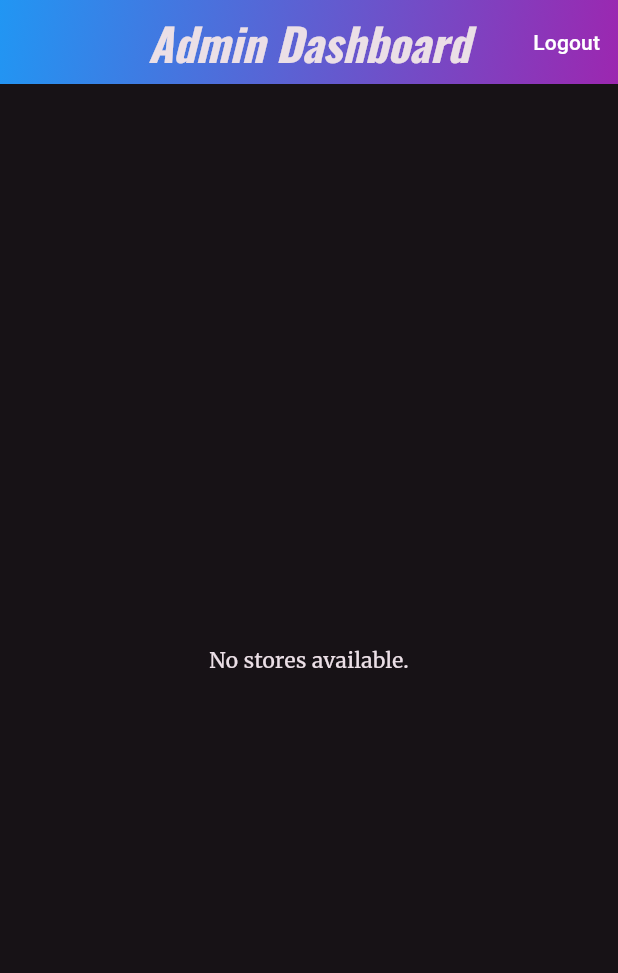
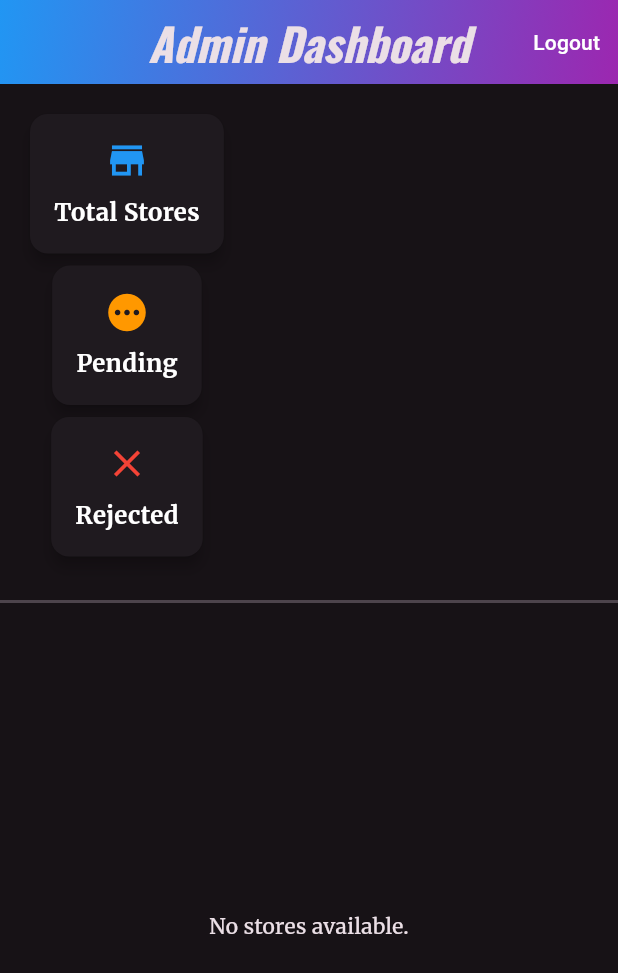
Before and after one commit to rhtmahour/go90Stores, a Flutter app: the AdminDashboard screen opened directly, on a phone screen of 412 x 824 dp. Shown: the top 973 px of the screen. Run offline on Flutter 3.47's test engine with Material 3 defaults, Android fonts, the phone set to English and light mode, and no system bars; our stand-ins replace cloud_firestore, firebase_auth, firebase_core, google_fonts, image_picker; accounts and stored records are empty.

Commit message:
code on date 01-01-2025

```diff
--- a/lib/admindashboard.dart
+++ b/lib/admindashboard.dart
@@ -53,6 +53,8 @@ class AdminDashboard extends StatelessWidget {
 
   @override
   Widget build(BuildContext context) {
+    final screenWidth = MediaQuery.of(context).size.width;
+
     return Scaffold(
       appBar: AppBar(
         centerTitle: true,
@@ -79,19 +81,62 @@ class AdminDashboard extends StatelessWidget {
           ),
         ],
       ),
-      body: StreamBuilder<QuerySnapshot>(
-        stream: FirebaseFirestore.instance.collection('stores').snapshots(),
+      body: Column(
+        crossAxisAlignment: CrossAxisAlignment.start,
+        children: <Widget>[
+          // Dashboard Summary
+          Padding(
+            padding: const EdgeInsets.all(16.0),
+            child: LayoutBuilder(
+              builder: (context, constraints) {
+                // Adapt the summary cards to the available width
+                final isWideScreen = constraints.maxWidth > 600;
+                return Flex(
+                  direction: isWideScreen ? Axis.horizontal : Axis.vertical,
+                  mainAxisAlignment: isWideScreen
+                      ? MainAxisAlignment.spaceEvenly
+                      : MainAxisAlignment.center,
+                  children: <Widget>[
+                    _buildSummaryCard("Total Stores", Icons.store, Colors.blue),
+                    _buildSummaryCard("Pending", Icons.pending, Colors.orange),
+                    _buildSummaryCard("Rejected", Icons.close, Colors.red),
+                  ],
+                );
+              },
+            ),
+          ),
+          const Divider(height: 20, thickness: 2),
+          // Split the UI into two sections (Stores and Activities)
+          Expanded(
+            child: LayoutBuilder(
+              builder: (context, constraints) {
+                final isWideScreen = constraints.maxWidth > 800;
+
+                return Row(
+                  children: [
+                    // Left side - Stores List
+                    Flexible(
+                      flex: 2,
+                      child: StreamBuilder<QuerySnapshot>(
+                        stream: FirebaseFirestore.instance
+                            .collection('stores')
+                            .snapshots(),
                         builder: (context, snapshot) {
-          if (snapshot.connectionState == ConnectionState.waiting) {
-            return const Center(child: CircularProgressIndicator());
+                          if (snapshot.connectionState ==
+                              ConnectionState.waiting) {
+                            return const Center(
+                                child: CircularProgressIndicator());
                           }
 
                           if (snapshot.hasError) {
-            return const Center(child: Text('Error loading store data.'));
+                            return const Center(
+                                child: Text('Error loading store data.'));
                           }
 
-          if (!snapshot.hasData || snapshot.data!.docs.isEmpty) {
-            return const Center(child: Text('No stores available.'));
+                          if (!snapshot.hasData ||
+                              snapshot.data!.docs.isEmpty) {
+                            return const Center(
+                                child: Text('No stores available.'));
                           }
 
                           final storeDocs = snapshot.data!.docs;
@@ -107,12 +152,12 @@ class AdminDashboard extends StatelessWidget {
                               final gstNumber = data['gstNumber'] ?? 'N/A';
 
                               return Padding(
-                padding:
-                    const EdgeInsets.symmetric(horizontal: 8.0, vertical: 5.0),
+                                padding: const EdgeInsets.symmetric(
+                                    horizontal: 8.0, vertical: 5.0),
                                 child: Card(
-                  elevation: 8,
+                                  elevation: 4,
                                   shape: RoundedRectangleBorder(
-                    borderRadius: BorderRadius.circular(15),
+                                    borderRadius: BorderRadius.circular(12),
                                   ),
                                   child: ListTile(
                                     onTap: () {
@@ -123,11 +168,9 @@ class AdminDashboard extends StatelessWidget {
                                       radius: 30,
                                       backgroundImage: imageUrl != null
                                           ? NetworkImage(imageUrl)
-                          : const AssetImage('assets/placeholder.png')
+                                          : const AssetImage(
+                                                  'assets/placeholder.png')
                                               as ImageProvider,
-                      onBackgroundImageError: (_, __) {
-                        // Fallback to placeholder image
-                      },
                                       child: imageUrl == null
                                           ? const Icon(Icons.store,
                                               size: 30, color: Colors.white)
@@ -142,8 +185,8 @@ class AdminDashboard extends StatelessWidget {
                                             fontSize: 16,
                                           ),
                                         ),
-                        if (data['approved'] ==
-                            true) // Check if the store is verified
+                                        const SizedBox(width: 8),
+                                        if (data['approved'] == true)
                                           const Icon(
                                             Icons.verified,
                                             color: Colors.blue,
@@ -152,11 +195,17 @@ class AdminDashboard extends StatelessWidget {
                                         else if (data['pending'] == true)
                                           const Icon(
                                             Icons.pending,
+                                            color: Colors.orange,
+                                            size: 18,
+                                          )
+                                        else if (data['rejected'] == true)
+                                          const Icon(
+                                            Icons.close,
                                             color: Colors.red,
                                             size: 18,
                                           )
                                         else
-                          const SizedBox.shrink()
+                                          const SizedBox.shrink(),
                                       ],
                                     ),
                                     subtitle: Text('GST Number: $gstNumber'),
@@ -166,75 +215,7 @@ class AdminDashboard extends StatelessWidget {
                                         color: Colors.grey,
                                       ),
                                       onSelected: (String value) async {
-                        if (value == 'Approved') {
-                          try {
-                            await FirebaseFirestore.instance
-                                .collection('stores')
-                                .doc(store
-                                    .id) // Use the document ID to identify the store
-                                .update({
-                              'approved': true
-                            }); // Update the verified status
-
-                            ScaffoldMessenger.of(context).showSnackBar(
-                              const SnackBar(
-                                content: Text("Store marked as Approved."),
-                                backgroundColor: Colors.green,
-                              ),
-                            );
-                          } catch (e) {
-                            ScaffoldMessenger.of(context).showSnackBar(
-                              SnackBar(
-                                content: Text("Error approved store: $e"),
-                                backgroundColor: Colors.red,
-                              ),
-                            );
-                          }
-                        } else if (value == 'Pending') {
-                          try {
-                            await FirebaseFirestore.instance
-                                .collection('stores')
-                                .doc(store.id)
-                                .update({'approved': false, 'pending': true});
-
-                            ScaffoldMessenger.of(context).showSnackBar(
-                              const SnackBar(
-                                content: Text("Store marked as Pending."),
-                                backgroundColor: Colors.red,
-                              ),
-                            );
-                          } catch (e) {
-                            ScaffoldMessenger.of(context).showSnackBar(
-                              SnackBar(
-                                content:
-                                    Text("Error marking store as Pending: $e"),
-                                backgroundColor: Colors.red,
-                              ),
-                            );
-                          }
-                        } else if (value == 'Rejected') {
-                          try {
-                            await FirebaseFirestore.instance
-                                .collection('stores')
-                                .doc(store
-                                    .id) // Use the document ID to identify the store
-                                .delete();
-
-                            ScaffoldMessenger.of(context).showSnackBar(
-                              const SnackBar(
-                                content: Text("Store Rejected successfully."),
-                                backgroundColor: Colors.red,
-                              ),
-                            );
-                          } catch (e) {
-                            ScaffoldMessenger.of(context).showSnackBar(
-                              SnackBar(
-                                content: Text("Error rejected store: $e"),
-                                backgroundColor: Colors.red,
-                              ),
-                            );
-                          }
-                        }
+                                        // Handle Approval, Pending, Rejected logic
                                       },
                                       itemBuilder: (BuildContext context) =>
                                           <PopupMenuEntry<String>>[
@@ -259,6 +240,117 @@ class AdminDashboard extends StatelessWidget {
                           );
                         },
                       ),
+                    ),
+                    // Right side - Activities
+                    if (isWideScreen)
+                      Flexible(
+                        flex: 1,
+                        child: Padding(
+                          padding: const EdgeInsets.all(16.0),
+                          child: Column(
+                            crossAxisAlignment: CrossAxisAlignment.start,
+                            children: [
+                              _buildActivityCard(
+                                title: "Total Sales",
+                                value: "\$12,345",
+                                icon: Icons.attach_money,
+                                color: Colors.green,
+                              ),
+                              const SizedBox(height: 16),
+                              _buildActivityCard(
+                                title: "Total Products",
+                                value: "235",
+                                icon: Icons.inventory,
+                                color: Colors.blue,
+                              ),
+                              const SizedBox(height: 16),
+                              _buildActivityCard(
+                                title: "Total Revenue",
+                                value: "\$50,000",
+                                icon: Icons.bar_chart,
+                                color: Colors.purple,
+                              ),
+                            ],
+                          ),
+                        ),
+                      ),
+                  ],
+                );
+              },
+            ),
+          ),
+        ],
+      ),
     );
   }
 }
+
+Widget _buildActivityCard({
+  required String title,
+  required String value,
+  required IconData icon,
+  required Color color,
+}) {
+  return Card(
+    elevation: 4,
+    shape: RoundedRectangleBorder(borderRadius: BorderRadius.circular(12)),
+    child: Padding(
+      padding: const EdgeInsets.all(16.0),
+      child: Row(
+        children: [
+          CircleAvatar(
+            radius: 25,
+            backgroundColor: color.withOpacity(0.1),
+            child: Icon(icon, color: color, size: 30),
+          ),
+          const SizedBox(width: 16),
+          Column(
+            crossAxisAlignment: CrossAxisAlignment.start,
+            children: [
+              Text(
+                title,
+                style: const TextStyle(
+                  fontWeight: FontWeight.bold,
+                  fontSize: 16,
+                ),
+              ),
+              const SizedBox(height: 4),
+              Text(
+                value,
+                style: TextStyle(
+                  fontWeight: FontWeight.bold,
+                  fontSize: 18,
+                  color: color,
+                ),
+              ),
+            ],
+          ),
+        ],
+      ),
+    ),
+  );
+}
+
+Widget _buildSummaryCard(String title, IconData icon, Color color) {
+  return Card(
+    elevation: 4,
+    shape: RoundedRectangleBorder(borderRadius: BorderRadius.circular(12)),
+    child: Padding(
+      padding: const EdgeInsets.all(16.0),
+      child: Column(
+        children: <Widget>[
+          Icon(icon, color: color, size: 30),
+          const SizedBox(height: 8),
+          Text(
+            title,
+            style: TextStyle(
+              fontWeight: FontWeight.bold,
+              fontSize: 16,
+              color: Colors.white,
+            ),
+          ),
+        ],
+      ),
+    ),
+  );
+}
```
Lines whose indentation alone changed are shown as unchanged.
